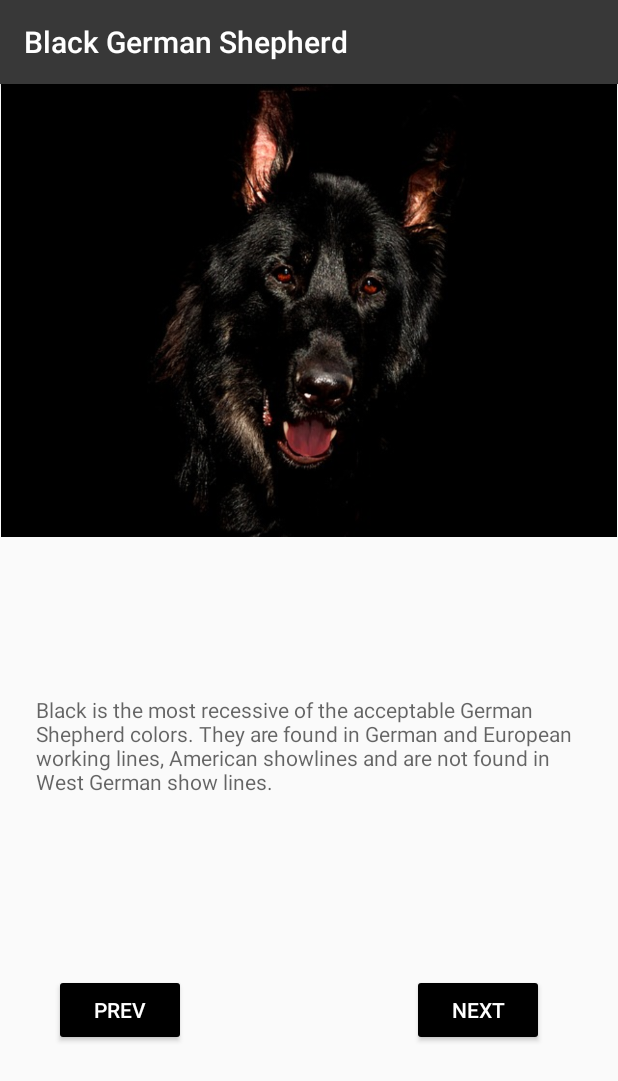
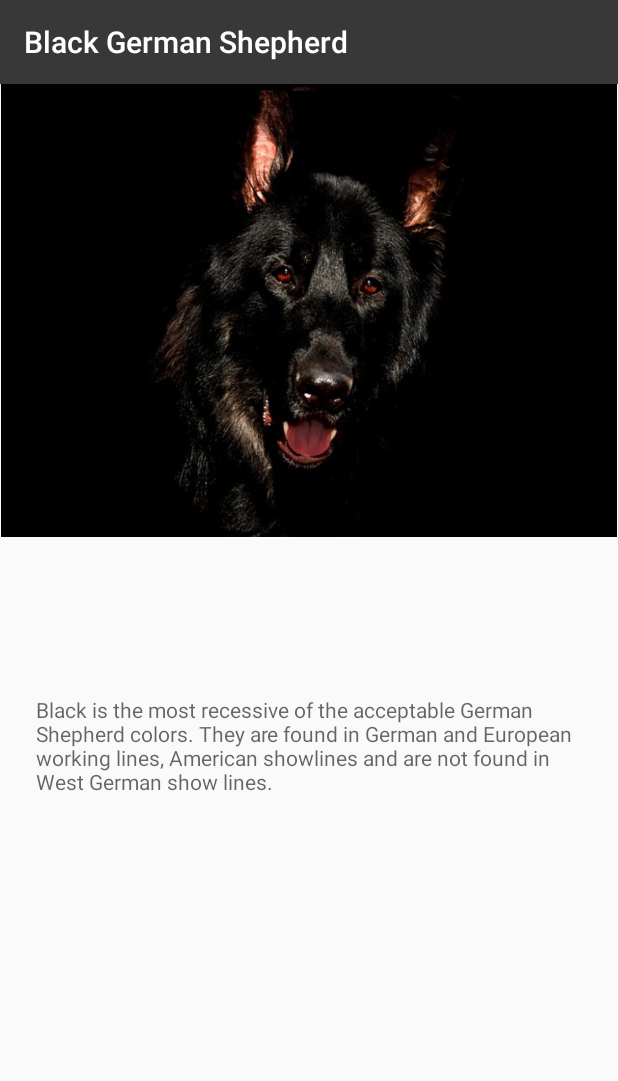
Before and after one commit to kamalpreetgrewal/GermanShepherdInfo, an Android app: the InfoActivity1 screen opened directly, with no data from a screen before it, on a phone screen of 412 x 824 dp. Shown: the top 1081 px of the screen. Run offline under Robolectric (Android 15) with nearby library versions, the phone set to English and light mode, and no system bars.

```diff
--- a/app/src/main/java/com/example/guestaccount/germanshepherd/InfoActivity1.java
+++ b/app/src/main/java/com/example/guestaccount/germanshepherd/InfoActivity1.java
@@ -10,110 +10,12 @@ import android.view.View;
 import android.widget.Button;
 import android.widget.Toast;
 
-public class InfoActivity1 extends AppCompatActivity implements GestureDetector.OnGestureListener,
-        GestureDetector.OnDoubleTapListener {
-
-    private GestureDetectorCompat mDetectorCompat;
+public class InfoActivity1 extends GestureInterface {
 
     @Override
     protected void onCreate(Bundle savedInstanceState) {
         super.onCreate(savedInstanceState);
         setContentView(R.layout.activity_info1);
-
-        mDetectorCompat = new GestureDetectorCompat(this, this);
-
-        Button prevButton = (Button) findViewById(R.id.prev_button1);
-        Button nextButton = (Button) findViewById(R.id.next_button1);
-
-        prevButton.setOnClickListener(new View.OnClickListener() {
-            @Override
-            public void onClick(View view) {
-                prevActivity();
-            }
-        });
-
-        nextButton.setOnClickListener(new View.OnClickListener() {
-            @Override
-            public void onClick(View view) {
-                nextActivity();
-            }
-        });
-    }
-
-    @Override
-    public boolean onTouchEvent(MotionEvent event) {
-        if (this.mDetectorCompat.onTouchEvent(event)) {
-            return true;
-        }
-        return super.onTouchEvent(event);
-    }
-
-    @Override
-    public boolean onFling(MotionEvent motionEvent1, MotionEvent motionEvent2,
-                           float velocityX, float velocityY) {
-        if (motionEvent1.getY() - motionEvent2.getY() > 40 &&
-                Math.abs(motionEvent1.getX() - motionEvent2.getX()) < (motionEvent1.getY() - motionEvent2.getY())) {
-            // Up
-            Toast.makeText(InfoActivity1.this, "You swiped up", Toast.LENGTH_SHORT).show();
-        }
-        if (motionEvent2.getY() - motionEvent1.getY() > 40 &&
-                Math.abs(motionEvent1.getX() - motionEvent2.getX()) < (motionEvent2.getY() - motionEvent1.getY())) {
-            // Down
-            Toast.makeText(InfoActivity1.this, "You swiped down", Toast.LENGTH_SHORT).show();
-        }
-        if (motionEvent1.getX() - motionEvent2.getX() > 40 &&
-                Math.abs(motionEvent1.getY() - motionEvent2.getY()) < (motionEvent1.getX() - motionEvent2.getX())) {
-            // Left
-//            Toast.makeText(InfoActivity1.this, "You swiped right", Toast.LENGTH_SHORT).show();
-            nextActivity();
-        }
-        if (motionEvent2.getX() - motionEvent1.getX() > 40 &&
-                Math.abs(motionEvent1.getY() - motionEvent2.getY()) < (motionEvent2.getX() - motionEvent1.getX())) {
-            // Right
-//            Toast.makeText(InfoActivity1.this, "You swiped left", Toast.LENGTH_SHORT).show();
-            prevActivity();
-        }
-        return true;
-    }
-
-    @Override
-    public void onLongPress(MotionEvent motionEvent) {
-        Toast.makeText(InfoActivity1.this, "Long press", Toast.LENGTH_SHORT).show();
-    }
-
-    @Override
-    public boolean onScroll(MotionEvent motionEvent, MotionEvent motionEvent1, float v, float v1) {
-        return false;
-    }
-
-    @Override
-    public boolean onSingleTapUp(MotionEvent motionEvent) {
-        return false;
-    }
-
-    @Override
-    public void onShowPress(MotionEvent motionEvent) {
-
-    }
-
-    @Override
-    public boolean onDown(MotionEvent motionEvent) {
-        return false;
-    }
-
-    @Override
-    public boolean onDoubleTap(MotionEvent motionEvent) {
-        return false;
-    }
-
-    @Override
-    public boolean onDoubleTapEvent(MotionEvent motionEvent) {
-        return false;
-    }
-
-    @Override
-    public boolean onSingleTapConfirmed(MotionEvent motionEvent) {
-        return false;
     }
 
     public void nextActivity() {
--- a/app/src/main/res/layout/activity_info1.xml
+++ b/app/src/main/res/layout/activity_info1.xml
@@ -40,38 +40,4 @@
         app:layout_constraintTop_toBottomOf="@+id/black_shepherd"
         app:layout_constraintVertical_bias="0.254"/>
 
-    <Button
-        android:id="@+id/prev_button1"
-        android:layout_width="wrap_content"
-        android:layout_height="wrap_content"
-        android:layout_marginBottom="16dp"
-        android:layout_marginLeft="36dp"
-        android:layout_marginStart="36dp"
-        android:layout_marginTop="8dp"
-        android:text="Prev"
-        android:textColor="@android:color/background_light"
-        android:backgroundTint="@android:color/background_dark"
-        app:layout_constraintBottom_toBottomOf="parent"
-        app:layout_constraintStart_toStartOf="parent"
-        app:layout_constraintTop_toBottomOf="@+id/black_shepherd_info"/>
-
-    <Button
-        android:id="@+id/next_button1"
-        android:layout_width="wrap_content"
-        android:layout_height="wrap_content"
-        android:layout_marginBottom="16dp"
-        android:layout_marginEnd="16dp"
-        android:layout_marginLeft="8dp"
-        android:layout_marginRight="16dp"
-        android:layout_marginStart="8dp"
-        android:layout_marginTop="8dp"
-        android:text="Next"
-        android:textColor="@android:color/background_light"
-        android:backgroundTint="@android:color/background_dark"
-        app:layout_constraintBottom_toBottomOf="parent"
-        app:layout_constraintEnd_toEndOf="parent"
-        app:layout_constraintHorizontal_bias="0.812"
-        app:layout_constraintStart_toEndOf="@+id/prev_button1"
-        app:layout_constraintTop_toBottomOf="@+id/black_shepherd_info"/>
-
 </android.support.constraint.ConstraintLayout>
```
Also changed, not shown: app/src/main/java/com/example/guestaccount/germanshepherd/GestureInterface.java (added, +111 -0 lines), app/src/main/java/com/example/guestaccount/germanshepherd/InfoActivity2.java (+10 -18 lines), app/src/main/java/com/example/guestaccount/germanshepherd/InfoActivity3.java (+9 -18 lines), app/src/main/res/layout/activity_info2.xml (+0 -34 lines), app/src/main/res/layout/activity_info3.xml (+0 -34 lines).
